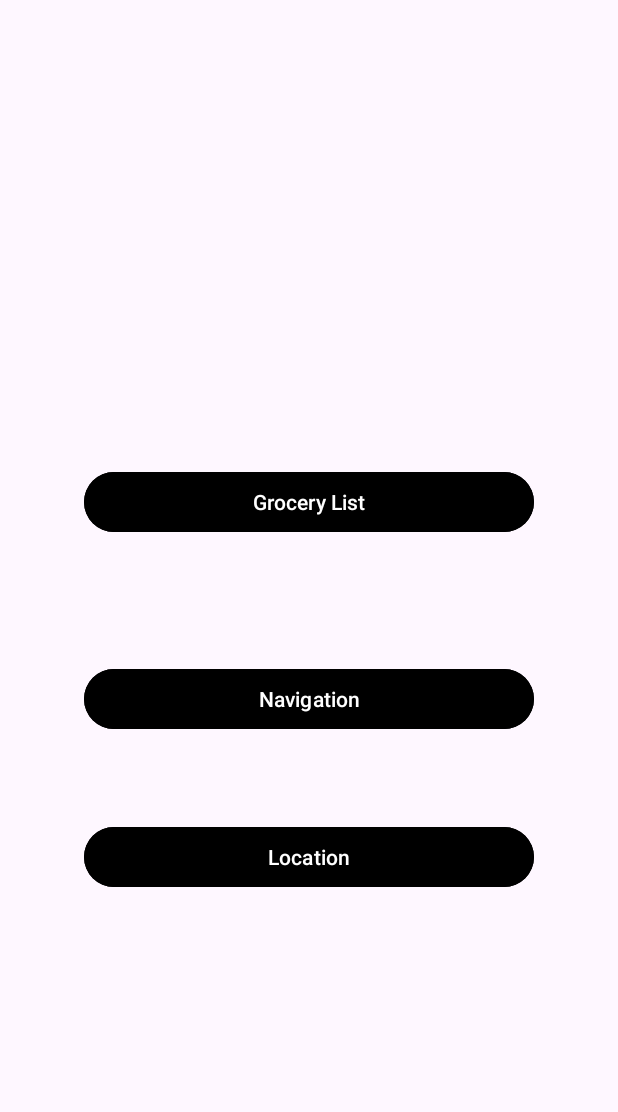
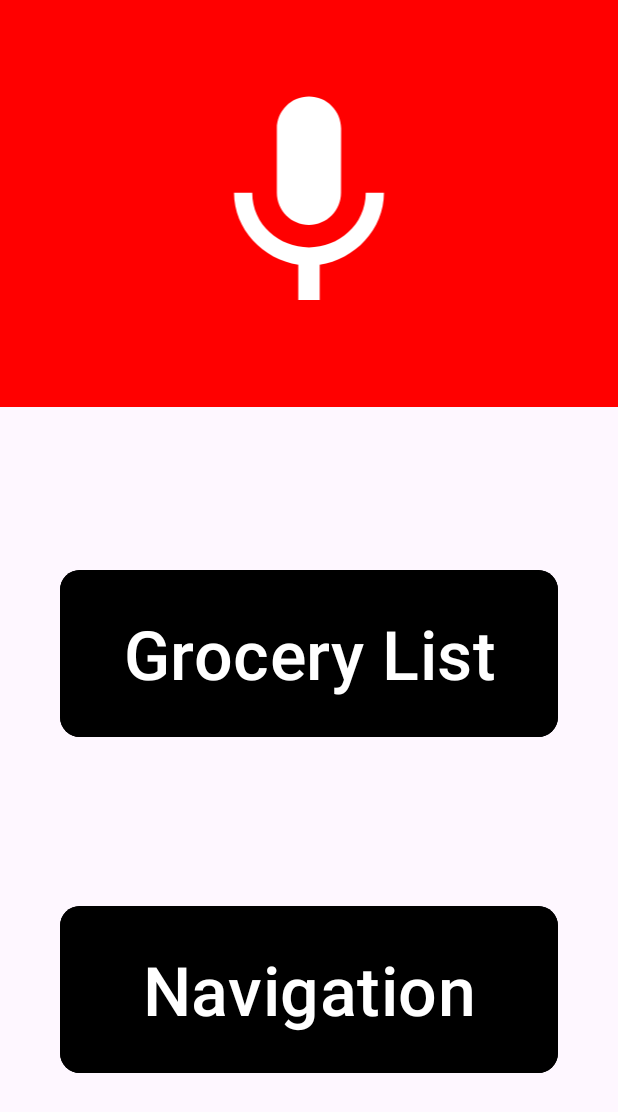
Before and after one commit to StudyProject-NLI/NLInterface, an Android app: the screen it shows after launch (MainActivity), on a phone screen of 412 x 824 dp. Shown: the top 1112 px of the screen. Run offline under Robolectric (Android 15) with nearby library versions, the phone set to English and light mode, and no system bars.

Commit message:
Implemented New Layout in MainActivity

```diff
--- a/app/src/main/java/com/nlinterface/activities/GroceryListActivity.kt
+++ b/app/src/main/java/com/nlinterface/activities/GroceryListActivity.kt
@@ -1,13 +1,13 @@
 package com.nlinterface.activities
 
 import android.app.AlertDialog
+import android.content.res.Resources
 import android.os.Bundle
 import android.util.Log
 import android.view.View
 import android.widget.Button
 import android.widget.EditText
 import android.widget.ImageButton
-import android.widget.RelativeLayout
 import androidx.appcompat.app.AppCompatActivity
 import androidx.constraintlayout.widget.ConstraintLayout
 import androidx.lifecycle.ViewModelProvider
@@ -18,6 +18,8 @@ import com.nlinterface.adapters.GroceryListAdapter
 import com.nlinterface.databinding.ActivityGroceryListBinding
 import com.nlinterface.dataclasses.GroceryItem
 import com.nlinterface.interfaces.GroceryListCallback
+import com.nlinterface.utility.setViewRelativeHeight
+import com.nlinterface.utility.setViewRelativeSize
 import com.nlinterface.viewmodels.GroceryListViewModel
 
 
@@ -53,10 +55,8 @@ class GroceryListActivity : AppCompatActivity(), GroceryListCallback {
             onAddItemButtonClick()
         }
 
-        val voiceActivationButton = findViewById<View>(R.id.grocery_list_bt) as ImageButton
-        val width = resources.displayMetrics.widthPixels
-        val height = resources.displayMetrics.heightPixels / 3
-        voiceActivationButton.layoutParams = ConstraintLayout.LayoutParams(width, height)
+        val voiceActivationButton = findViewById<View>(R.id.voice_activation_bt) as ImageButton
+        setViewRelativeSize(voiceActivationButton, 1.0, 0.33)
 
         voiceActivationButton.setOnClickListener {
             onAddVoiceActivationButtonClick()
--- a/app/src/main/java/com/nlinterface/activities/MainActivity.kt
+++ b/app/src/main/java/com/nlinterface/activities/MainActivity.kt
@@ -3,20 +3,20 @@ package com.nlinterface.activities
 import android.Manifest
 import android.content.Intent
 import android.content.pm.PackageManager
+import android.content.res.Resources
 import android.os.Bundle
-import android.speech.SpeechRecognizer
+import android.util.Log
 import android.view.View
 import android.widget.Button
+import android.widget.ImageButton
 import android.widget.TextView
 import android.widget.Toast
 import androidx.appcompat.app.AppCompatActivity
 import androidx.core.app.ActivityCompat
-import androidx.core.content.PermissionChecker.checkCallingOrSelfPermission
 import androidx.core.view.WindowCompat
 import com.nlinterface.R
 import com.nlinterface.databinding.ActivityMainBinding
-import com.nlinterface.utility.SpeechToTextButton
-import com.nlinterface.utility.SpeechToTextUtility
+import com.nlinterface.utility.*
 
 
 class MainActivity : AppCompatActivity() {
@@ -36,28 +36,28 @@ class MainActivity : AppCompatActivity() {
     }
 
     override fun onCreate(savedInstanceState: Bundle?) {
-        WindowCompat.setDecorFitsSystemWindows(window, false)
         super.onCreate(savedInstanceState)
 
         binding = ActivityMainBinding.inflate(layoutInflater)
         setContentView(binding.root)
 
-        val groceryListButton: Button = findViewById<View>(com.nlinterface.R.id.grocery_list) as Button
+        val groceryListButton: Button = findViewById<View>(R.id.grocery_list_bt) as Button
         groceryListButton.setOnClickListener { view ->
             val intent = Intent(view.context, GroceryListActivity::class.java)
             view.context.startActivity(intent)
         }
 
-        val navigationActivityButton: Button = findViewById<View>(R.id.navigation) as Button
+        val navigationActivityButton: Button = findViewById<View>(R.id.navigation_bt) as Button
         navigationActivityButton.setOnClickListener { view ->
             val intent = Intent(view.context, NavigationActivity::class.java)
             view.context.startActivity(intent)
         }
 
-        val locationActivityButton: Button = findViewById<View>(R.id.location) as Button
-        locationActivityButton.setOnClickListener { view ->
-            val intent = Intent(view.context, LocationActivity::class.java)
-            view.context.startActivity(intent)
+        val voiceActivationButton = findViewById<View>(R.id.voice_activation_bt) as ImageButton
+        setViewRelativeSize(voiceActivationButton, 1.0, 0.33)
+
+        voiceActivationButton.setOnClickListener {
+            onAddVoiceActivationButtonClick()
         }
 
         verifyAudioPermissions()
@@ -86,4 +86,8 @@ class MainActivity : AppCompatActivity() {
         }
     }
 
+    private fun onAddVoiceActivationButtonClick() {
+        Log.println(Log.ASSERT, "MainActivity: onAddVoiceActivationButtonClick", "Button CLicked")
+    }
+
 }
--- a/app/src/main/res/layout/activity_grocery_list.xml
+++ b/app/src/main/res/layout/activity_grocery_list.xml
@@ -5,6 +5,22 @@
     android:layout_width="match_parent"
     android:layout_height="match_parent"
     android:id="@+id/activity_grocery_list_cl">
+
+    <include
+        android:id="@+id/include"
+        layout="@layout/voice_activation_button" />
+
+    <androidx.recyclerview.widget.RecyclerView
+        android:id="@+id/grocery_list_rv"
+        android:layout_width="match_parent"
+        android:layout_height="0dp"
+        android:clipToPadding="false"
+        android:overScrollMode="never"
+        android:paddingBottom="20dp"
+        app:layout_constraintBottom_toTopOf="@+id/add_item_bt"
+        app:layout_constraintEnd_toEndOf="parent"
+        app:layout_constraintStart_toStartOf="parent"
+        app:layout_constraintTop_toBottomOf="@+id/include" />
 
     <com.google.android.material.button.MaterialButton
         android:id="@+id/add_item_bt"
@@ -22,19 +38,4 @@
         app:layout_constraintTop_toTopOf="parent"
         app:layout_constraintVertical_bias="1" />
 
-    <include layout="@layout/voice_activation_button"
-        android:id="@+id/voice_activation_bt" />
-
-    <androidx.recyclerview.widget.RecyclerView
-        android:id="@+id/grocery_list_rv"
-        android:layout_width="match_parent"
-        android:layout_height="0dp"
-        android:overScrollMode="never"
-        android:paddingBottom="20dp"
-        android:clipToPadding="false"
-        app:layout_constraintBottom_toTopOf="@+id/add_item_bt"
-        app:layout_constraintEnd_toEndOf="parent"
-        app:layout_constraintStart_toStartOf="parent"
-        app:layout_constraintTop_toBottomOf="@+id/voice_activation_bt" />
-
 </androidx.constraintlayout.widget.ConstraintLayout>
--- a/app/src/main/res/layout/activity_main.xml
+++ b/app/src/main/res/layout/activity_main.xml
@@ -1,43 +1,54 @@
 <?xml version="1.0" encoding="utf-8"?>
 <androidx.constraintlayout.widget.ConstraintLayout xmlns:android="http://schemas.android.com/apk/res/android"
     xmlns:app="http://schemas.android.com/apk/res-auto"
+    xmlns:tools="http://schemas.android.com/tools"
     android:layout_width="match_parent"
     android:layout_height="match_parent">
 
-    <Button
-        android:id="@+id/grocery_list"
-        android:layout_width="300dp"
-        android:layout_height="wrap_content"
-        android:backgroundTint="@color/black"
-        android:text="@string/grocery_list"
+    <include
+        android:id="@+id/voice_activation_lo"
+        layout="@layout/voice_activation_button" />
+
+    <androidx.constraintlayout.widget.ConstraintLayout
+        android:layout_width="match_parent"
+        android:layout_height="0dp"
         app:layout_constraintBottom_toBottomOf="parent"
         app:layout_constraintEnd_toEndOf="parent"
         app:layout_constraintStart_toStartOf="parent"
-        app:layout_constraintTop_toTopOf="parent"
-        app:layout_constraintVertical_bias=".4"/>
+        app:layout_constraintTop_toBottomOf="@+id/voice_activation_lo"
+        android:layout_marginHorizontal="40dp"
+        android:layout_marginVertical="0dp">
 
-    <Button
-        android:id="@+id/navigation"
-        android:layout_width="300dp"
-        android:layout_height="wrap_content"
-        android:backgroundTint="@color/black"
-        android:text="@string/navigation"
-        app:layout_constraintBottom_toBottomOf="parent"
-        app:layout_constraintEnd_toEndOf="parent"
-        app:layout_constraintStart_toStartOf="parent"
-        app:layout_constraintTop_toBottomOf="@+id/grocery_list"
-        app:layout_constraintVertical_bias=".2"/>
+        <com.google.android.material.button.MaterialButton
+            android:id="@+id/grocery_list_bt"
+            android:layout_width="match_parent"
+            android:layout_height="wrap_content"
+            android:backgroundTint="@color/black"
+            android:paddingVertical="25dp"
+            android:text="@string/grocery_list"
+            android:textSize="45sp"
+            app:cornerRadius="13dp"
+            app:layout_constraintBottom_toTopOf="@+id/navigation_bt"
+            app:layout_constraintEnd_toEndOf="parent"
+            app:layout_constraintStart_toStartOf="parent"
+            app:layout_constraintTop_toTopOf="parent"
+            app:strokeWidth="0dp" />
 
-    <Button
-        android:id="@+id/location"
-        android:layout_width="300dp"
-        android:layout_height="wrap_content"
-        android:backgroundTint="@color/black"
-        android:text="@string/location"
-        app:layout_constraintBottom_toBottomOf="parent"
-        app:layout_constraintEnd_toEndOf="parent"
-        app:layout_constraintStart_toStartOf="parent"
-        app:layout_constraintTop_toBottomOf="@+id/navigation"
-        app:layout_constraintVertical_bias=".2"/>
+        <com.google.android.material.button.MaterialButton
+            android:id="@+id/navigation_bt"
+            android:layout_width="match_parent"
+            android:layout_height="wrap_content"
+            android:backgroundTint="@color/black"
+            android:paddingVertical="25dp"
+            android:text="@string/navigation"
+            android:textSize="45sp"
+            app:cornerRadius="13dp"
+            app:layout_constraintBottom_toBottomOf="parent"
+            app:layout_constraintEnd_toEndOf="parent"
+            app:layout_constraintStart_toStartOf="parent"
+            app:layout_constraintTop_toBottomOf="@+id/grocery_list_bt"
+            app:strokeWidth="0dp" />
+
+    </androidx.constraintlayout.widget.ConstraintLayout>
 
 </androidx.constraintlayout.widget.ConstraintLayout>
--- a/app/src/main/res/layout/grocery_item.xml
+++ b/app/src/main/res/layout/grocery_item.xml
@@ -10,7 +10,6 @@
         android:layout_width="wrap_content"
         android:layout_height="wrap_content"
         android:backgroundTint="@color/black"
-        android:paddingStart="10dp"
         android:layout_marginTop="20dp"
         card_view:cardCornerRadius="13dp"
         app:strokeWidth="0dp"
@@ -27,7 +26,7 @@
             android:paddingVertical="5dp"
             android:paddingHorizontal="25dp"
             android:text="Item"
-            android:textSize="35dp" />
+            android:textSize="35sp" />
 
     </com.google.android.material.card.MaterialCardView>
 
--- a/app/src/main/res/layout/voice_activation_button.xml
+++ b/app/src/main/res/layout/voice_activation_button.xml
@@ -6,7 +6,7 @@
     android:layout_height="wrap_content">
 
     <ImageButton
-        android:id="@+id/grocery_list_bt"
+        android:id="@+id/voice_activation_bt"
         android:layout_width="match_parent"
         android:layout_height="match_parent"
         android:adjustViewBounds="false"
```
